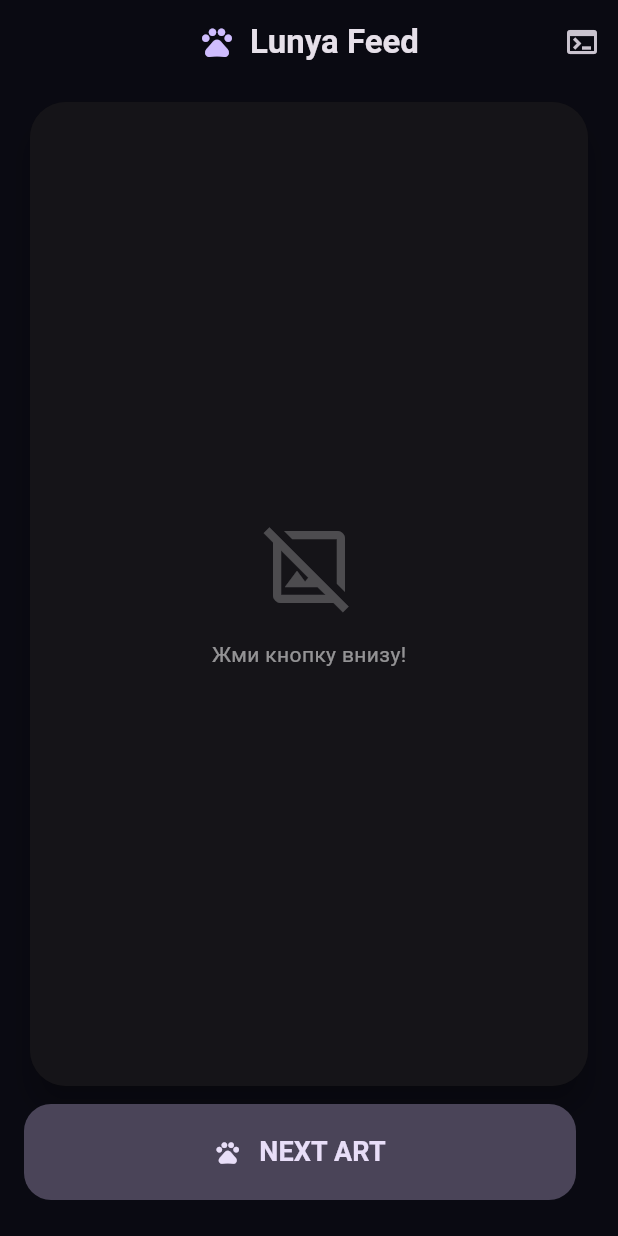
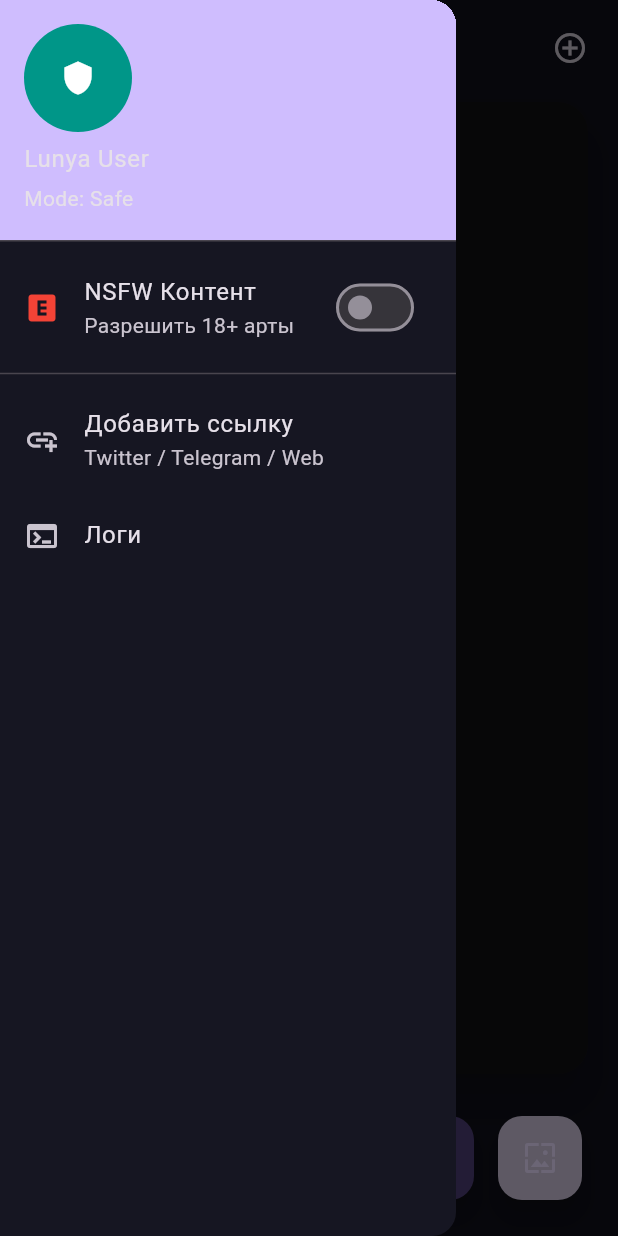
Before and after one commit to mloilpy-ux/-dfgdfgdf, a Flutter app: the screen it shows after launch, with the side drawer open (before the commit the screen has no drawer), on a phone screen of 412 x 824 dp. Run offline on Flutter 3.47's test engine with Material 3 defaults, Android fonts, the phone set to English and light mode, and no system bars; missing offline and left inert: async_wallpaper; network calls fail.

Commit message:
Update main.dart

```diff
--- a/lib/main.dart
+++ b/lib/main.dart
@@ -1,13 +1,14 @@
 import 'dart:io';
+import 'dart:math';
 import 'package:flutter/material.dart';
 import 'package:flutter/services.dart';
 import 'package:http/http.dart' as http;
 import 'dart:convert';
 import 'package:async_wallpaper/async_wallpaper.dart';
 import 'package:path_provider/path_provider.dart';
+import 'package:url_launcher/url_launcher.dart'; // Добавить в pubspec.yaml
 
 void main() {
-  // Настройка системной панели (прозрачный статус-бар)
   SystemChrome.setSystemUIOverlayStyle(const SystemUiOverlayStyle(
     statusBarColor: Colors.transparent,
     statusBarIconBrightness: Brightness.light,
@@ -22,24 +23,14 @@ class LunyaApp extends StatelessWidget {
   Widget build(BuildContext context) {
     return MaterialApp(
       debugShowCheckedModeBanner: false,
-      title: 'Lunya Feed',
-      themeMode: ThemeMode.dark,
-      // Темная тема в стиле Material 3
-      darkTheme: ThemeData(
-        useMaterial3: true,
+      title: 'Lunya Hub',
+      theme: ThemeData.dark(useMaterial3: true).copyWith(
+        colorScheme: ColorScheme.fromSeed(
+          seedColor: const Color(0xFF6200EA),
           brightness: Brightness.dark,
-        colorScheme: ColorScheme.fromSeed(
-          seedColor: const Color(0xFF6200EA), // Deep Purple
-          brightness: Brightness.dark,
-          surface: const Color(0xFF121212),
-          secondary: const Color(0xFF03DAC6),
+          surface: const Color(0xFF1E1E2C),
         ),
-        scaffoldBackgroundColor: const Color(0xFF0A0A12),
-        appBarTheme: const AppBarTheme(
-          backgroundColor: Colors.transparent,
-          elevation: 0,
-          centerTitle: true,
-        ),
+        scaffoldBackgroundColor: const Color(0xFF0F0F1A),
       ),
       home: const HomeScreen(),
     );
@@ -53,29 +44,61 @@ class HomeScreen extends StatefulWidget {
 }
 
 class _HomeScreenState extends State<HomeScreen> {
+  // --- STATE ---
   String currentImageUrl = "";
   bool isLoading = false;
   List<String> imageQueue = [];
   String redditAfterToken = "";
+
+  // --- SETTINGS ---
+  bool allowNSFW = false; // Фильтр по умолчанию включен (SFW only)
+  List<String> customUrls = []; // Пользовательские ссылки
+
   String debugLog = "System initialized...";
 
-  // --- ЛОГИКА (Та же, что и раньше) ---
+  @override
+  void initState() {
+    super.initState();
+    // Сразу грузим первую пачку
+    fetchBatchFromReddit();
+  }
+
   void addToLog(String message) {
-    print(message);
     setState(() {
       debugLog += "\n> $message";
     });
   }
 
+  // --- LOGIC ---
+
+  void toggleNSFW(bool value) {
+    setState(() {
+      allowNSFW = value;
+      // При смене режима очищаем очередь, чтобы загрузить новый контент
+      imageQueue.clear();
+      redditAfterToken = "";
+      currentImageUrl = "";
+    });
+    fetchBatchFromReddit();
+    ScaffoldMessenger.of(context).showSnackBar(
+      SnackBar(content: Text(value ? "NSFW режим: ВКЛЮЧЕН (Осторожно!)" : "NSFW режим: ВЫКЛЮЧЕН (Safe Mode)"))
+    );
+  }
+
   Future<void> fetchBatchFromReddit() async {
-    addToLog("Fetching furry mix...");
+    addToLog("Fetching content (NSFW: $allowNSFW)...");
     try {
-      final sources = "furry+furry_irl+furrymemes+furryart";
-      final url = 'https://www.reddit.com/r/$sources/hot.json?limit=30&after=$redditAfterToken';
+      // Меняем источники в зависимости от режима
+      String sources = "furry+furryart"; // Базовые SFW
+      if (allowNSFW) {
+        sources += "+furry_irl+furrymemes+yiff"; // Добавляем перчинку
+      }
+
+      final url = 'https://www.reddit.com/r/$sources/hot.json?limit=40&after=$redditAfterToken';
 
       final response = await http.get(
         Uri.parse(url),
-        headers: {'User-Agent': 'Flutter:LunyaApp:v2.0 (Material)'},
+        headers: {'User-Agent': 'Flutter:LunyaApp:v3.0'},
       ).timeout(const Duration(seconds: 15));
 
       if (response.statusCode == 200) {
@@ -85,16 +108,40 @@ class _HomeScreenState extends State<HomeScreen> {
 
         int count = 0;
         for (var post in posts) {
-          final u = post['data']['url'] as String;
+          final postData = post['data'];
+          final u = postData['url'] as String;
+          final bool isOver18 = postData['over_18'] ?? false;
+
+          // ГЛАВНЫЙ ФИЛЬТР
+          if (!allowNSFW && isOver18) continue; // Пропускаем NSFW если режим выключен
+
           if (u.contains('i.redd.it') &&
              (u.endsWith('.jpg') || u.endsWith('.png') || u.endsWith('.jpeg'))) {
-            if (!imageQueue.contains(u) && u != currentImageUrl) {
+            if (!imageQueue.contains(u)) {
                imageQueue.add(u);
                count++;
             }
           }
         }
-        addToLog("Loaded +$count arts.");
+
+        // Подмешиваем кастомные ссылки пользователя (если есть)
+        if (customUrls.isNotEmpty) {
+           imageQueue.insertAll(0, customUrls); // Ставим их в начало
+           addToLog("Mixed in ${customUrls.length} custom user links");
+        }
+
+        addToLog("Loaded +$count suitable images.");
+        // Если ничего не загрузилось и очередь пуста (из-за фильтров)
+        if (imageQueue.isEmpty && count == 0) {
+           addToLog("No images found with current filter. Retrying...");
+           fetchBatchFromReddit(); // Рекурсия (опасно, но для примера пойдет)
+        }
+
+        // Если это первый запуск, сразу показываем
+        if (currentImageUrl.isEmpty && imageQueue.isNotEmpty) {
+          showNextImage();
+        }
+
       }
     } catch (e) {
       addToLog("Err: $e");
@@ -102,184 +149,257 @@ class _HomeScreenState extends State<HomeScreen> {
   }
 
   Future<void> showNextImage() async {
-    if (isLoading) return;
+    if (imageQueue.isEmpty) {
       setState(() => isLoading = true);
-
-    if (imageQueue.isEmpty) await fetchBatchFromReddit();
+      await fetchBatchFromReddit();
+      setState(() => isLoading = false);
+    }
 
     if (imageQueue.isNotEmpty) {
+      // Перемешиваем немного для разнообразия, если это Reddit
+      if (imageQueue.length > 5) {
+        int index = Random().nextInt(3); // Берем одну из первых 3
+        final next = imageQueue.removeAt(index);
+        setState(() => currentImageUrl = next);
+      } else {
          final next = imageQueue.removeAt(0);
+         setState(() => currentImageUrl = next);
+      }
+    }
+  }
+
+  // Диалог добавления кастомной ссылки
+  void _showAddCustomLinkDialog() {
+    TextEditingController _urlController = TextEditingController();
+    showDialog(
+      context: context,
+      builder: (context) => AlertDialog(
+        title: const Text("Добавить свой источник"),
+        content: Column(
+          mainAxisSize: MainAxisSize.min,
+          children: [
+            const Text("Вставьте прямую ссылку на картинку (Twitter/Telegram требуют Web-граббера, но пока можно прямые ссылки):", style: TextStyle(fontSize: 12, color: Colors.white60)),
+            const SizedBox(height: 10),
+            TextField(
+              controller: _urlController,
+              decoration: const InputDecoration(
+                hintText: "https://example.com/image.jpg",
+                border: OutlineInputBorder(),
+                filled: true,
+              ),
+            ),
+            const SizedBox(height: 10),
+            Row(
+              mainAxisAlignment: MainAxisAlignment.spaceEvenly,
+              children: [
+                TextButton.icon(
+                  icon: const Icon(Icons.public),
+                  label: const Text("Twitter"),
+                  onPressed: () => launchUrl(Uri.parse("https://twitter.com")), // Открыть браузер
+                ),
+                TextButton.icon(
+                  icon: const Icon(Icons.send),
+                  label: const Text("TG Web"),
+                  onPressed: () => launchUrl(Uri.parse("https://web.telegram.org")), // Открыть браузер
+                ),
+              ],
+            )
+          ],
+        ),
+        actions: [
+          TextButton(onPressed: () => Navigator.pop(context), child: const Text("Отмена")),
+          FilledButton(
+            onPressed: () {
+              if (_urlController.text.isNotEmpty) {
                 setState(() {
-        currentImageUrl = next;
-        isLoading = false;
+                  customUrls.add(_urlController.text);
+                  imageQueue.insert(0, _urlController.text); // Добавляем в начало очереди
+                  currentImageUrl = _urlController.text; // Сразу показываем
                 });
-    } else {
-      setState(() => isLoading = false);
-      if (mounted) _showSnack("Пусто... Попробуй еще раз!", isError: true);
+                Navigator.pop(context);
+                ScaffoldMessenger.of(context).showSnackBar(const SnackBar(content: Text("Ссылка добавлена!")));
               }
+            },
+            child: const Text("Добавить"),
+          )
+        ],
+      ),
+    );
   }
 
   Future<void> setWallpaper() async {
     if (currentImageUrl.isEmpty) return;
-    addToLog("Setting wallpaper...");
     try {
-      var file = await _downloadFile(currentImageUrl);
-      if (file != null) {
+      // Скачиваем
+      final response = await http.get(Uri.parse(currentImageUrl));
+      final dir = await getTemporaryDirectory();
+      final file = File('${dir.path}/wall_temp.jpg');
+      await file.writeAsBytes(response.bodyBytes);
+
+      // Ставим
       await AsyncWallpaper.setWallpaperFromFile(
         filePath: file.path,
         wallpaperLocation: AsyncWallpaper.BOTH_SCREENS,
         goToHome: true,
       );
-        _showSnack("Обои установлены! UwU");
-      }
+      ScaffoldMessenger.of(context).showSnackBar(const SnackBar(content: Text("Обои установлены!")));
     } catch (e) {
-      _showSnack("Ошибка: $e", isError: true);
+      addToLog("Wall Err: $e");
     }
   }
 
-  Future<File?> _downloadFile(String url) async {
-    try {
-      final response = await http.get(Uri.parse(url));
-      if (response.statusCode == 200) {
-        final dir = await getTemporaryDirectory();
-        final file = File('${dir.path}/wall_temp.jpg');
-        return await file.writeAsBytes(response.bodyBytes);
-      }
-    } catch (_) {}
-    return null;
-  }
-
-  void _showSnack(String text, {bool isError = false}) {
-    ScaffoldMessenger.of(context).showSnackBar(SnackBar(
-      content: Text(text),
-      backgroundColor: isError ? Colors.redAccent : Colors.green,
-      behavior: SnackBarBehavior.floating,
-      shape: RoundedRectangleBorder(borderRadius: BorderRadius.circular(10)),
-    ));
-  }
-
-  // --- UI (МАТЕРИАЛ ДИЗАЙН 3) ---
+  // --- UI ---
   @override
   Widget build(BuildContext context) {
     return Scaffold(
-      extendBodyBehindAppBar: true, // Картинка заезжает под статус-бар
-      appBar: AppBar(
-        title: Row(
-          mainAxisSize: MainAxisSize.min,
+      // Сайдбар (Drawer) для настроек
+      drawer: Drawer(
+        backgroundColor: const Color(0xFF161622),
+        child: ListView(
+          padding: EdgeInsets.zero,
           children: [
-            Icon(Icons.pets, color: Theme.of(context).colorScheme.primary),
-            const SizedBox(width: 10),
-            const Text("Lunya Feed", style: TextStyle(fontWeight: FontWeight.bold)),
+            UserAccountsDrawerHeader(
+              accountName: const Text("Lunya User"),
+              accountEmail: Text(allowNSFW ? "Mode: Uncensored" : "Mode: Safe"),
+              currentAccountPicture: CircleAvatar(
+                backgroundColor: allowNSFW ? Colors.redAccent : Colors.teal,
+                child: Icon(allowNSFW ? Icons.warning : Icons.shield, color: Colors.white),
+              ),
+              decoration: BoxDecoration(color: Theme.of(context).colorScheme.primary),
+            ),
+            SwitchListTile(
+              title: const Text("NSFW Контент"),
+              subtitle: const Text("Разрешить 18+ арты"),
+              secondary: const Icon(Icons.explicit, color: Colors.red),
+              value: allowNSFW,
+              onChanged: toggleNSFW,
+            ),
+            const Divider(),
+            ListTile(
+              leading: const Icon(Icons.add_link),
+              title: const Text("Добавить ссылку"),
+              subtitle: const Text("Twitter / Telegram / Web"),
+              onTap: () {
+                Navigator.pop(context);
+                _showAddCustomLinkDialog();
+              },
+            ),
+            ListTile(
+              leading: const Icon(Icons.terminal),
+              title: const Text("Логи"),
+              onTap: () {
+                Navigator.pop(context);
+                showModalBottomSheet(context: context, builder: (c) => Container(
+                   padding: const EdgeInsets.all(20),
+                   color: Colors.black,
+                   child: Text(debugLog, style: const TextStyle(color: Colors.green, fontFamily: 'monospace')),
+                ));
+              },
+            ),
           ],
         ),
-        actions: [
-          IconButton(
-            icon: const Icon(Icons.terminal),
-            onPressed: () => _showLogModal(context),
-            tooltip: 'Debug Log',
-          )
-        ],
       ),
+
       body: Stack(
-        fit: StackFit.expand,
         children: [
-          // Фон (размытая копия текущей картинки для атмосферы)
+          // Background
           if (currentImageUrl.isNotEmpty)
-            Image.network(
+            Positioned.fill(
+              child: Image.network(
                 currentImageUrl,
                 fit: BoxFit.cover,
-              color: Colors.black.withOpacity(0.8),
+                color: Colors.black.withOpacity(0.9),
                 colorBlendMode: BlendMode.darken,
+              ),
             ),
 
           SafeArea(
             child: Column(
               children: [
-                // Основная карточка с картинкой
+                // AppBar Custom
+                Padding(
+                  padding: const EdgeInsets.all(8.0),
+                  child: Row(
+                    mainAxisAlignment: MainAxisAlignment.spaceBetween,
+                    children: [
+                      Builder(builder: (context) => IconButton(
+                        icon: const Icon(Icons.menu),
+                        onPressed: () => Scaffold.of(context).openDrawer()
+                      )),
+                      Text("LUNYA HUB", style: TextStyle(
+                        fontWeight: FontWeight.bold,
+                        letterSpacing: 2,
+                        color: allowNSFW ? Colors.redAccent : Colors.tealAccent
+                      )),
+                      IconButton(
+                        icon: const Icon(Icons.add_circle_outline),
+                        onPressed: _showAddCustomLinkDialog
+                      ),
+                    ],
+                  ),
+                ),
+
+                // Image Card
                 Expanded(
                   child: Padding(
-                    padding: const EdgeInsets.symmetric(horizontal: 16.0, vertical: 8.0),
+                    padding: const EdgeInsets.symmetric(horizontal: 16),
+                    child: GestureDetector(
+                      onTap: showNextImage, // Тап по картинке = след.
                       child: Card(
-                      elevation: 8,
-                      shape: RoundedRectangleBorder(borderRadius: BorderRadius.circular(24)),
+                        elevation: 10,
+                        shape: RoundedRectangleBorder(borderRadius: BorderRadius.circular(20)),
                         clipBehavior: Clip.antiAlias,
-                      child: Container(
-                        width: double.infinity,
-                        color: Colors.black26,
-                        child: AnimatedSwitcher(
-                          duration: const Duration(milliseconds: 500),
-                          child: currentImageUrl.isNotEmpty
-                            ? Image.network(
+                        child: Stack(
+                          fit: StackFit.expand,
+                          children: [
+                            Container(color: Colors.black45),
+                            if (currentImageUrl.isNotEmpty)
+                              Image.network(
                                 currentImageUrl,
-                                key: ValueKey(currentImageUrl), // Для анимации смены
                                 fit: BoxFit.contain,
-                                width: double.infinity,
-                                height: double.infinity,
                                 loadingBuilder: (_, child, p) => p == null ? child :
                                   const Center(child: CircularProgressIndicator()),
                               )
-                            : const Column(
-                                mainAxisAlignment: MainAxisAlignment.center,
-                                children: [
-                                  Icon(Icons.image_not_supported_outlined, size: 64, color: Colors.white24),
-                                  SizedBox(height: 16),
-                                  Text("Жми кнопку внизу!", style: TextStyle(color: Colors.white54))
+                            else
+                              const Center(child: Icon(Icons.downloading, size: 50)),
+
+                            // NSFW Badge
+                            if (allowNSFW)
+                              const Positioned(
+                                top: 10, right: 10,
+                                child: Chip(label: Text("18+"), backgroundColor: Colors.red, labelStyle: TextStyle(fontSize: 10)),
+                              )
                           ],
                         ),
                       ),
                     ),
                   ),
                 ),
-                ),
 
-                // Панель управления
-                Padding(
-                  padding: const EdgeInsets.fromLTRB(16, 0, 16, 24),
+                // Buttons
+                Container(
+                  padding: const EdgeInsets.all(24),
                   child: Row(
                     children: [
-                      // Кнопка NEXT (Большая)
                       Expanded(
-                        child: SizedBox(
-                          height: 64,
-                          child: FilledButton.tonal(
-                            onPressed: isLoading ? null : showNextImage,
-                            style: FilledButton.styleFrom(
-                              shape: RoundedRectangleBorder(borderRadius: BorderRadius.circular(18)),
-                            ),
-                            child: isLoading
-                              ? const SizedBox(width: 24, height: 24, child: CircularProgressIndicator(strokeWidth: 2))
-                              : const Row(
-                                  mainAxisAlignment: MainAxisAlignment.center,
-                                  children: [
-                                    Icon(Icons.pets), // Иконка лапки
-                                    SizedBox(width: 12),
-                                    Text("NEXT ART", style: TextStyle(fontSize: 18, fontWeight: FontWeight.bold)),
-                                  ],
+                        child: FloatingActionButton.extended(
+                          heroTag: "next",
+                          onPressed: showNextImage,
+                          label: const Text("NEXT"),
+                          icon: const Icon(Icons.arrow_forward),
+                          backgroundColor: Theme.of(context).colorScheme.primaryContainer,
                         ),
                       ),
-                        ),
-                      ),
-
-                      const SizedBox(width: 12),
-
-                      // Кнопка WALLPAPER (Круглая/Квадратная)
-                      if (currentImageUrl.isNotEmpty)
-                        SizedBox(
-                          height: 64,
-                          width: 64,
-                          child: FilledButton(
+                      const SizedBox(width: 16),
+                      FloatingActionButton(
+                        heroTag: "set",
                         onPressed: setWallpaper,
-                            style: FilledButton.styleFrom(
-                              backgroundColor: Theme.of(context).colorScheme.primary,
-                              shape: RoundedRectangleBorder(borderRadius: BorderRadius.circular(18)),
-                              padding: EdgeInsets.zero,
-                            ),
-                            child: const Icon(Icons.wallpaper, size: 28),
-                          ),
+                        backgroundColor: Theme.of(context).colorScheme.secondary,
+                        child: const Icon(Icons.wallpaper),
                       ),
                     ],
                   ),
-                ),
+                )
               ],
             ),
           ),
@@ -287,27 +407,4 @@ class _HomeScreenState extends State<HomeScreen> {
       ),
     );
   }
-
-  void _showLogModal(BuildContext context) {
-    showModalBottomSheet(
-      context: context,
-      backgroundColor: const Color(0xFF1E1E2C),
-      shape: const RoundedRectangleBorder(verticalTop: Radius.circular(20)),
-      builder: (_) => Padding(
-        padding: const EdgeInsets.all(20),
-        child: Column(
-          crossAxisAlignment: CrossAxisAlignment.start,
-          children: [
-            Text("DEBUG CONSOLE", style: Theme.of(context).textTheme.titleMedium?.copyWith(color: Colors.greenAccent)),
-            const Divider(color: Colors.white24),
-            Expanded(
-              child: SingleChildScrollView(
-                child: Text(debugLog, style: const TextStyle(fontFamily: 'monospace', color: Colors.white70)),
-              ),
-            ),
-          ],
-        ),
-      ),
-    );
 }
-}
```
Lines whose indentation alone changed are shown as unchanged.
